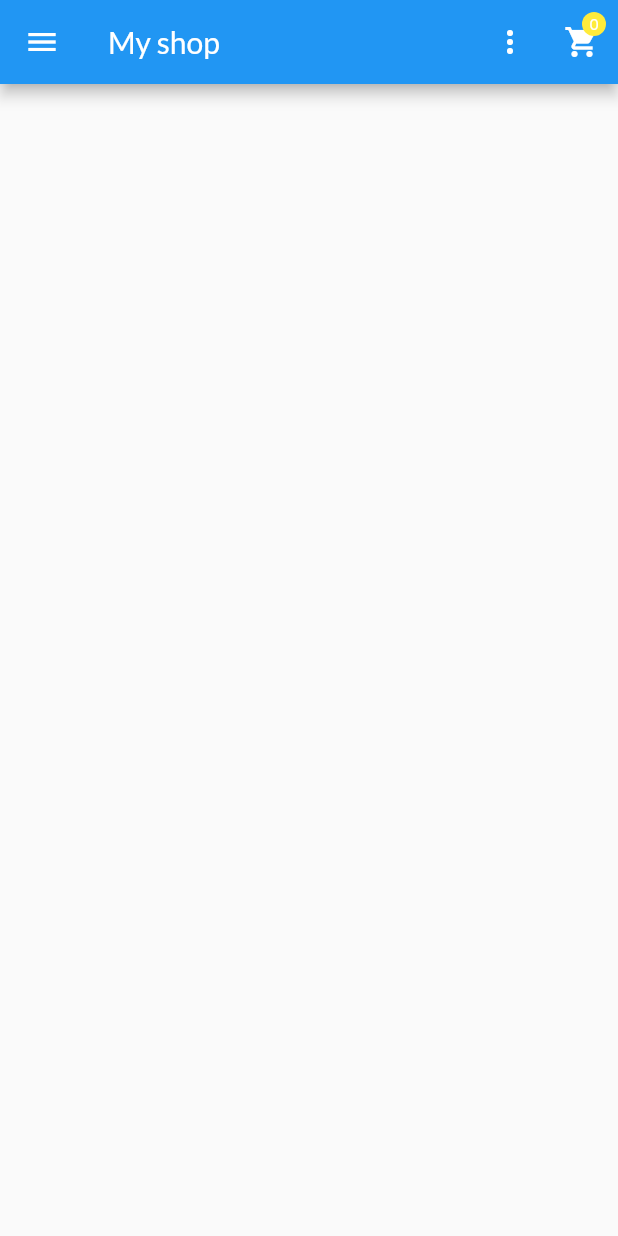
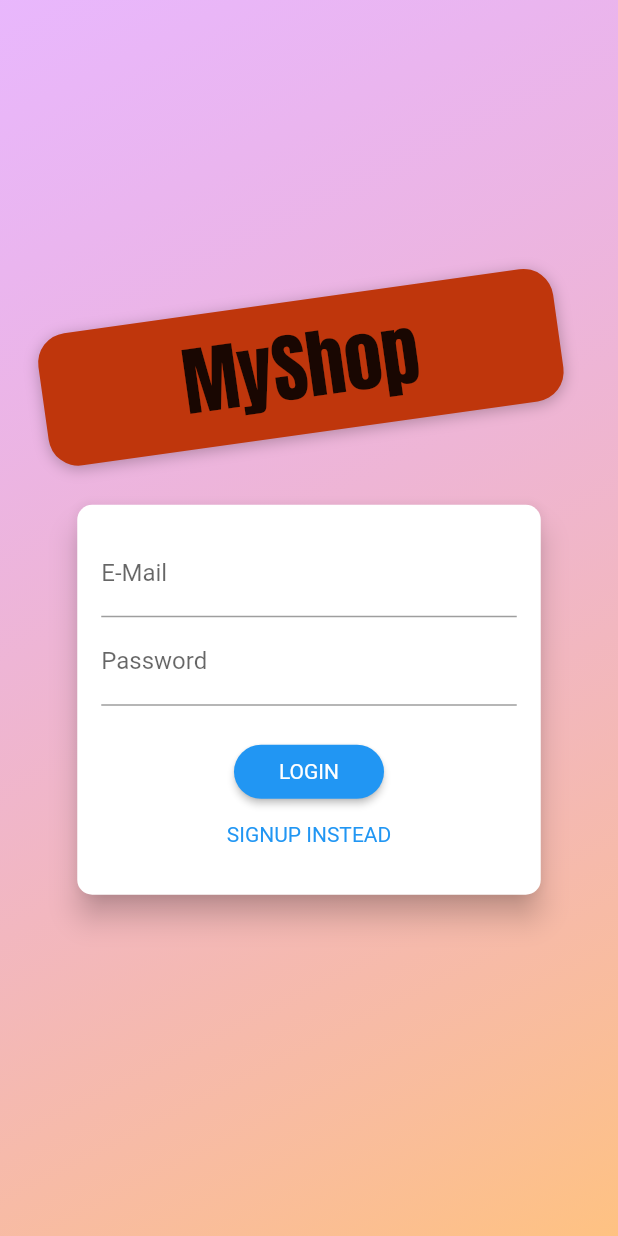
Before and after one commit to NguyenDuyThanhB1909984/CT449_Lab1, a Flutter app: the screen it shows after launch, on a phone screen of 412 x 824 dp. Run offline on Flutter 3.47's test engine with Material 2 defaults, Android fonts, the phone set to English and light mode, and no system bars; our stand-ins replace flutter_dotenv, shared_preferences.

```diff
--- a/lib/main.dart
+++ b/lib/main.dart
@@ -1,16 +1,11 @@
 import 'package:flutter/foundation.dart';
 import 'package:flutter/material.dart';
-// import 'package:hello/ui/products/user_products_screen.dart';
-// import 'ui/products/product_detail_screen.dart';
-// import 'ui/products/products_manager.dart';
-// import 'ui/products/product_overview_screen.dart';
-// import 'ui/products/user_products_screen.dart';
-// import 'ui/cart/cart_screen.dart';
-// import 'ui/orders/orders_screen.dart';
+import 'package:flutter_dotenv/flutter_dotenv.dart';
 import 'ui/screen.dart';
 import 'package:provider/provider.dart';
 
-void main() {
+Future<void> main() async {
+  await dotenv.load();
   runApp(const MyApp());
 }
 
@@ -30,51 +25,69 @@ class MyApp extends StatelessWidget {
         ChangeNotifierProvider(
           create: (ctx) => OrdersManager(),
         ),
+        ChangeNotifierProvider(
+          create: (context) => AuthManager(),
+        ),
       ],
-      child: MaterialApp(
-        title: 'My Shop',
-        debugShowCheckedModeBanner: false,
-        theme: ThemeData(
-          fontFamily: 'Lato',
-          colorScheme: ColorScheme.fromSwatch(
-            primarySwatch: Colors.blue,
-          ).copyWith(
-            secondary: Colors.yellow,
-          ),
-        ),
-        home: const ProductsOverviewScreen(),
-        routes: {
-          CartScreen.routeName: (context) => const CartScreen(),
-          OrdersScreen.routeName: (context) => const OrdersScreen(),
-          UserProductsScreen.routeName: (context) => const UserProductsScreen(),
-        },
-        onGenerateRoute: (settings) {
-          if (settings.name == ProductDetailScreen.routeName) {
-            final productId = settings.arguments as String;
-            return MaterialPageRoute(
-              builder: (ctx) {
-                return ProductDetailScreen(
-                  ctx.read<ProductsManager>().findById(productId),
-                );
-              },
-            );
-          }
+      // child: MaterialApp(
+      //   title: 'My Shop',
+      //   debugShowCheckedModeBanner: false,
+      //   theme: ThemeData(
+      //     fontFamily: 'Lato',
+      //     colorScheme: ColorScheme.fromSwatch(
+      //       primarySwatch: Colors.blue,
+      //     ).copyWith(
+      //       secondary: Colors.yellow,
+      //     ),
+      //   ),
+      //   home: const ProductsOverviewScreen(),
+      //   routes: {
+      //     CartScreen.routeName: (context) => const CartScreen(),
+      //     OrdersScreen.routeName: (context) => const OrdersScreen(),
+      //     UserProductsScreen.routeName: (context) => const UserProductsScreen(),
+      //   },
+      //   onGenerateRoute: (settings) {
+      //     if (settings.name == ProductDetailScreen.routeName) {
+      //       final productId = settings.arguments as String;
+      //       return MaterialPageRoute(
+      //         builder: (ctx) {
+      //           return ProductDetailScreen(
+      //             ctx.read<ProductsManager>().findById(productId),
+      //           );
+      //         },
+      //       );
+      //     }
 
-          if (settings.name == EditProductScreen.routeName) {
-            final productId = settings.arguments as String?;
-            return MaterialPageRoute(
-              builder: (ctx) {
-                return EditProductScreen(
-                  productId != null
-                      ? ctx.read<ProductsManager>().findById(productId)
-                      : null,
-                );
-              },
-            );
-          }
-          return null;
-        },
-      ),
+      //     if (settings.name == EditProductScreen.routeName) {
+      //       final productId = settings.arguments as String?;
+      //       return MaterialPageRoute(
+      //         builder: (ctx) {
+      //           return EditProductScreen(
+      //             productId != null
+      //                 ? ctx.read<ProductsManager>().findById(productId)
+      //                 : null,
+      //           );
+      //         },
+      //       );
+      //     }
+      //     return null;
+      //   },
+      // ),
+
+      child: Consumer<AuthManager>(builder: (ctx, authManager, child) {
+        return MaterialApp(
+          home: authManager.isAuth
+              ? const ProductsOverviewScreen()
+              : FutureBuilder(
+                  future: authManager.tryAutoLogin(),
+                  builder: (ctx, snapshot) {
+                    return snapshot.connectionState == ConnectionState.waiting
+                        ? const SplashScreen()
+                        : const AuthScreen();
+                  },
+                ),
+        );
+      }),
     );
   }
 }
--- /dev/null
+++ b/lib/models/auth_token.dart
@@ -0,0 +1,48 @@
+class AuthToken {
+  final String _token;
+  final String _userId;
+  final DateTime _expiryDate;
+
+  AuthToken({
+    token,
+    userId,
+    expiryDate,
+  })  : _token = token,
+        _userId = userId,
+        _expiryDate = expiryDate;
+
+  bool get isValid {
+    return token != null;
+  }
+
+  String? get token {
+    if (_expiryDate.isAfter(DateTime.now())) {
+      return _token;
+    }
+    return null;
+  }
+
+  String get userId {
+    return _userId;
+  }
+
+  DateTime get expiryDate {
+    return _expiryDate;
+  }
+
+  Map<String, dynamic> toJson() {
+    return {
+      'authToken': _token,
+      'userId': _userId,
+      'expiryDate': _expiryDate.toIso8601String(),
+    };
+  }
+
+  static AuthToken fromJson(Map<String, dynamic> json) {
+    return AuthToken(
+      token: json['authToken'],
+      userId: json['userId'],
+      expiryDate: DateTime.parse(json['expiryDate']),
+    );
+  }
+}
--- /dev/null
+++ b/lib/models/http_exception.dart
@@ -0,0 +1,30 @@
+class HttpException implements Exception {
+  final String message;
+
+  HttpException(this.message);
+
+  HttpException.firebase(String code)
+      : message = _translateFirebaseErrorCode(code);
+
+  static String _translateFirebaseErrorCode(code) {
+    switch (code) {
+      case 'EMAIL_EXISTS':
+        return 'This email address is already in use';
+      case 'INVALID_EMAIL':
+        return 'This is not a valid email address';
+      case 'WEAK_PASSWORD':
+        return 'This password is too weak';
+      case 'EMAIL_NOT_FOUND':
+        return 'Could not find a user with that email';
+      case 'INVALID_PASSWORD':
+        return 'Invalid password';
+      default:
+        return code;
+    }
+  }
+
+  @override
+  String toString() {
+    return message;
+  }
+}
--- /dev/null
+++ b/lib/ui/auth/app_banner.dart
@@ -0,0 +1,41 @@
+import 'dart:math';
+
+import 'package:flutter/material.dart';
+
+class AppBanner extends StatelessWidget {
+  const AppBanner({
+    Key? key,
+  }) : super(key: key);
+
+  @override
+  Widget build(BuildContext context) {
+    return Container(
+      margin: const EdgeInsets.only(bottom: 20.0),
+      padding: const EdgeInsets.symmetric(
+        vertical: 8.0,
+        horizontal: 94.0,
+      ),
+      transform: Matrix4.rotationZ(-8 * pi / 180)..translate(-10.0),
+      decoration: BoxDecoration(
+        borderRadius: BorderRadius.circular(20),
+        color: Colors.deepOrange.shade900,
+        boxShadow: const [
+          BoxShadow(
+            blurRadius: 8,
+            color: Colors.black26,
+            offset: Offset(0, 2),
+          )
+        ],
+      ),
+      child: Text(
+        'MyShop',
+        style: TextStyle(
+          color: Theme.of(context).textTheme.headline6?.color,
+          fontSize: 50,
+          fontFamily: 'Anton',
+          fontWeight: FontWeight.normal,
+        ),
+      ),
+    );
+  }
+}
--- /dev/null
+++ b/lib/ui/auth/auth_card.dart
@@ -0,0 +1,198 @@
+import 'package:flutter/material.dart';
+import 'package:provider/provider.dart';
+
+import '../../models/http_exception.dart';
+import '../shared/dialog_utils.dart';
+
+import 'auth_manager.dart';
+
+enum AuthMode { signup, login }
+
+class AuthCard extends StatefulWidget {
+  const AuthCard({
+    super.key,
+  });
+
+  @override
+  State<AuthCard> createState() => _AuthCardState();
+}
+
+class _AuthCardState extends State<AuthCard> {
+  final GlobalKey<FormState> _formKey = GlobalKey();
+  AuthMode _authMode = AuthMode.login;
+  final Map<String, String> _authData = {
+    'email': '',
+    'password': '',
+  };
+  final _isSubmitting = ValueNotifier<bool>(false);
+  final _passwordController = TextEditingController();
+
+  Future<void> _submit() async {
+    if (!_formKey.currentState!.validate()) {
+      return;
+    }
+    _formKey.currentState!.save();
+
+    _isSubmitting.value = true;
+
+    try {
+      if (_authMode == AuthMode.login) {
+        // Log user in
+        await context.read<AuthManager>().login(
+              _authData['email']!,
+              _authData['password']!,
+            );
+      } else {
+        // Sign user up
+        await context.read<AuthManager>().signup(
+              _authData['email']!,
+              _authData['password']!,
+            );
+      }
+    } catch (error) {
+      showErrorDialog(
+          context,
+          (error is HttpException)
+              ? error.toString()
+              : 'Authentication failed');
+    }
+
+    _isSubmitting.value = false;
+  }
+
+  void _switchAuthMode() {
+    if (_authMode == AuthMode.login) {
+      setState(() {
+        _authMode = AuthMode.signup;
+      });
+    } else {
+      setState(() {
+        _authMode = AuthMode.login;
+      });
+    }
+  }
+
+  @override
+  Widget build(BuildContext context) {
+    final deviceSize = MediaQuery.of(context).size;
+    return Card(
+      shape: RoundedRectangleBorder(
+        borderRadius: BorderRadius.circular(10.0),
+      ),
+      elevation: 8.0,
+      child: Container(
+        height: _authMode == AuthMode.signup ? 320 : 260,
+        constraints:
+            BoxConstraints(minHeight: _authMode == AuthMode.signup ? 320 : 260),
+        width: deviceSize.width * 0.75,
+        padding: const EdgeInsets.all(16.0),
+        child: Form(
+          key: _formKey,
+          child: SingleChildScrollView(
+            child: Column(
+              children: <Widget>[
+                _buildEmailField(),
+                _buildPasswordField(),
+                if (_authMode == AuthMode.signup) _buildPasswordConfirmField(),
+                const SizedBox(
+                  height: 20,
+                ),
+                ValueListenableBuilder<bool>(
+                  valueListenable: _isSubmitting,
+                  builder: (context, isSubmitting, child) {
+                    if (isSubmitting) {
+                      return const CircularProgressIndicator();
+                    }
+                    return _buildSubmitButton();
+                  },
+                ),
+                _buildAuthModeSwitchButton(),
+              ],
+            ),
+          ),
+        ),
+      ),
+    );
+  }
+
+  Widget _buildAuthModeSwitchButton() {
+    return TextButton(
+      onPressed: _switchAuthMode,
+      style: TextButton.styleFrom(
+        padding: const EdgeInsets.symmetric(horizontal: 30.0, vertical: 4),
+        tapTargetSize: MaterialTapTargetSize.shrinkWrap,
+        textStyle: TextStyle(
+          color: Theme.of(context).primaryColor,
+        ),
+      ),
+      child:
+          Text('${_authMode == AuthMode.login ? 'SIGNUP' : 'LOGIN'} INSTEAD'),
+    );
+  }
+
+  Widget _buildSubmitButton() {
+    return ElevatedButton(
+      onPressed: _submit,
+      style: ElevatedButton.styleFrom(
+        shape: RoundedRectangleBorder(
+          borderRadius: BorderRadius.circular(30),
+        ),
+        backgroundColor: Theme.of(context).primaryColor,
+        padding: const EdgeInsets.symmetric(horizontal: 30.0, vertical: 8.0),
+        textStyle: TextStyle(
+          color: Theme.of(context).primaryTextTheme.headline6?.color,
+        ),
+      ),
+      child: Text(_authMode == AuthMode.login ? 'LOGIN' : 'SIGN UP'),
+    );
+  }
+
+  Widget _buildPasswordConfirmField() {
+    return TextFormField(
+      enabled: _authMode == AuthMode.signup,
+      decoration: const InputDecoration(labelText: 'Confirm Password'),
+      obscureText: true,
+      validator: _authMode == AuthMode.signup
+          ? (value) {
+              if (value != _passwordController.text) {
+                return 'Passwords do not match!';
+              }
+              return null;
+            }
+          : null,
+    );
+  }
+
+  Widget _buildPasswordField() {
+    return TextFormField(
+      decoration: const InputDecoration(labelText: 'Password'),
+      obscureText: true,
+      controller: _passwordController,
+      validator: (value) {
+        if (value == null || value.length < 5) {
+          return 'Password is too short!';
+        }
+        return null;
+      },
+      onSaved: (value) {
+        _authData['password'] = value!;
+      },
+    );
+  }
+
+  Widget _buildEmailField() {
+    return TextFormField(
+      decoration: const InputDecoration(labelText: 'E-Mail'),
+      keyboardType: TextInputType.emailAddress,
+      validator: (value) {
+        if (value!.isEmpty || !value.contains('@')) {
+          return 'Invalid email!';
+        }
+        return null;
+      },
+      onSaved: (value) {
+        _authData['email'] = value!;
+      },
+    );
+  }
+}
--- /dev/null
+++ b/lib/ui/auth/auth_manager.dart
@@ -0,0 +1,64 @@
+import 'dart:async';
+
+import 'package:flutter/foundation.dart';
+
+import '../../models/auth_token.dart';
+import '../../services/auth_service.dart';
+
+class AuthManager with ChangeNotifier {
+  AuthToken? _authToken;
+  Timer? _authTimer;
+
+  final AuthService _authService = AuthService();
+
+  bool get isAuth {
+    return authToken != null && authToken!.isValid;
+  }
+
+  AuthToken? get authToken {
+    return _authToken;
+  }
+
+  void _setAuthToken(AuthToken token) {
+    _authToken = token;
+    _autoLogout();
+    notifyListeners();
+  }
+
+  Future<void> signup(String email, String password) async {
+    _setAuthToken(await _authService.signup(email, password));
+  }
+
+  Future<void> login(String email, String password) async {
+    _setAuthToken(await _authService.login(email, password));
+  }
+
+  Future<bool> tryAutoLogin() async {
+    final savedToken = await _authService.loadSavedAuthToken();
+    if (savedToken == null) {
+      return false;
+    }
+
+    _setAuthToken(savedToken);
+    return true;
+  }
+
+  Future<void> logout() async {
+    _authToken = null;
+    if (_authTimer != null) {
+      _authTimer!.cancel();
+      _authTimer = null;
+    }
+    notifyListeners();
+    _authService.clearSavedAuthToken();
+  }
+
+  void _autoLogout() {
+    if (_authTimer != null) {
+      _authTimer!.cancel();
+    }
+    final timeToExpiry =
+        _authToken!.expiryDate.difference(DateTime.now()).inSeconds;
+    _authTimer = Timer(Duration(seconds: timeToExpiry), logout);
+  }
+}
--- /dev/null
+++ b/lib/ui/auth/auth_screen.dart
@@ -0,0 +1,54 @@
+import 'package:flutter/material.dart';
+
+import 'auth_card.dart';
+import 'app_banner.dart';
+
+class AuthScreen extends StatelessWidget {
+  static const routeName = '/auth';
+
+  const AuthScreen({super.key});
+
+  @override
+  Widget build(BuildContext context) {
+    final deviceSize = MediaQuery.of(context).size;
+    return Scaffold(
+      // resizeToAvoidBottomInset: false,
+      body: Stack(
+        children: <Widget>[
+          Container(
+            decoration: BoxDecoration(
+              gradient: LinearGradient(
+                colors: [
+                  const Color.fromRGBO(215, 117, 255, 1).withOpacity(0.5),
+                  const Color.fromRGBO(255, 188, 117, 1).withOpacity(0.9),
+                ],
+                begin: Alignment.topLeft,
+                end: Alignment.bottomRight,
+                stops: const [0, 1],
+              ),
+            ),
+          ),
+          SingleChildScrollView(
+            child: SizedBox(
+              height: deviceSize.height,
+              width: deviceSize.width,
+              child: Column(
+                mainAxisAlignment: MainAxisAlignment.center,
+                crossAxisAlignment: CrossAxisAlignment.center,
+                children: <Widget>[
+                  const Flexible(
+                    child: AppBanner(),
+                  ),
+                  Flexible(
+                    flex: deviceSize.width > 600 ? 2 : 1,
+                    child: const AuthCard(),
+                  ),
+                ],
+              ),
+            ),
+          ),
+        ],
+      ),
+    );
+  }
+}
--- a/lib/ui/screen.dart
+++ b/lib/ui/screen.dart
@@ -9,3 +9,6 @@ export 'orders/order_manager.dart';
 export 'cart/cart_screen.dart';
 export 'cart/cart_manager.dart';
 export 'products/edit_product_screen.dart';
+export 'auth/auth_screen.dart';
+export 'auth/auth_manager.dart';
+export 'splash_screen.dart';
```
Also changed, not shown: lib/services/auth_service.dart (added, +98 -0 lines), lib/ui/shared/app_drawer.dart (+14 -0 lines), lib/ui/splash_screen.dart (added, +14 -0 lines), pubspec.yaml (+8 -0 lines), pubspec.lock, 1 other file.
